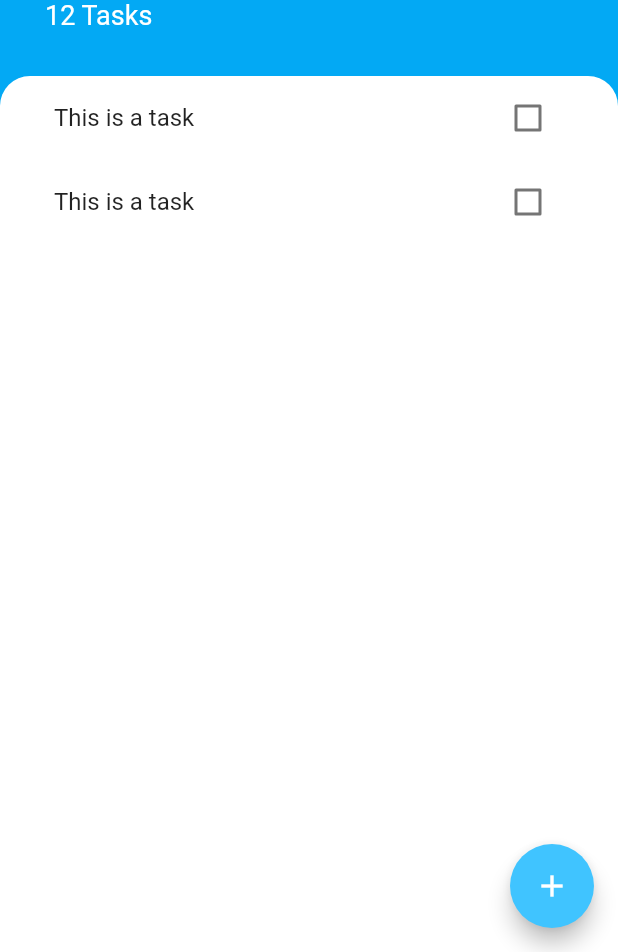
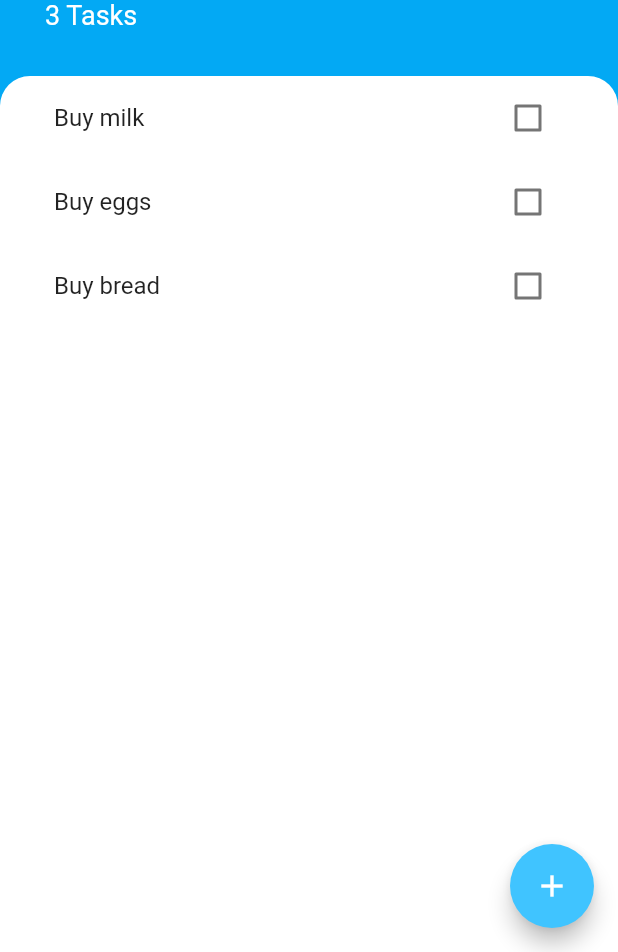
Before and after one commit to BasakK6/todoey_flutter, a Flutter app: the screen it shows after launch, on a phone screen of 412 x 824 dp, the part 284-1236 px from its top. Run offline on Flutter 3.47's test engine with Material 2 defaults, Android fonts, the phone set to English and light mode, and no system bars.

Commit message:
feature: made the task addition functionality work by lifting the state up and using a callback function

```diff
--- /dev/null
+++ b/lib/model/task.dart
@@ -0,0 +1,10 @@
+class Task{
+  final String name;
+  bool isDone;
+
+  Task({required this.name, this.isDone=false});
+
+  void toggleIsDone(){
+    isDone = !isDone;
+  }
+}
--- a/lib/screens/add_task_screen.dart
+++ b/lib/screens/add_task_screen.dart
@@ -1,7 +1,16 @@
 import 'package:flutter/material.dart';
 
-class AddTaskScreen extends StatelessWidget {
-  const AddTaskScreen({Key? key}) : super(key: key);
+class AddTaskScreen extends StatefulWidget {
+  const AddTaskScreen({Key? key, required this.addTaskCallback}) : super(key: key);
+
+  final Function addTaskCallback;
+
+  @override
+  State<AddTaskScreen> createState() => _AddTaskScreenState();
+}
+
+class _AddTaskScreenState extends State<AddTaskScreen> {
+  late String newTaskTitle;
 
   @override
   Widget build(BuildContext context) {
@@ -30,6 +39,9 @@ class AddTaskScreen extends StatelessWidget {
             TextFormField(
               autofocus: true,
               textAlign: TextAlign.center,
+              onChanged: (value){
+                newTaskTitle = value;
+              },
             ),
             const SizedBox(
               height: 10,
@@ -38,7 +50,9 @@ class AddTaskScreen extends StatelessWidget {
               style: ElevatedButton.styleFrom(
                 backgroundColor: Colors.lightBlueAccent,
               ),
-              onPressed: () {},
+              onPressed: () {
+                widget.addTaskCallback(newTaskTitle);
+              },
               child: const Text("Add"),
             )
           ],
--- a/lib/screens/task_screen.dart
+++ b/lib/screens/task_screen.dart
@@ -2,8 +2,21 @@ import 'package:flutter/material.dart';
 import 'package:todoey_flutter/screens/add_task_screen.dart';
 import 'package:todoey_flutter/widgets/tasks_list.dart';
 
-class TasksScreen extends StatelessWidget {
+import 'package:todoey_flutter/model/task.dart';
+
+class TasksScreen extends StatefulWidget {
   const TasksScreen({Key? key}) : super(key: key);
+
+  @override
+  State<TasksScreen> createState() => _TasksScreenState();
+}
+
+class _TasksScreenState extends State<TasksScreen> {
+  List<Task> tasks = [
+    Task(name: "Buy milk"),
+    Task(name: "Buy eggs"),
+    Task(name: "Buy bread"),
+  ];
 
   @override
   Widget build(BuildContext context) {
@@ -21,7 +34,15 @@ class TasksScreen extends StatelessWidget {
                 child: Container(
                   padding: EdgeInsets.only(
                       bottom: MediaQuery.of(context).viewInsets.bottom),
-                  child: const AddTaskScreen(),
+                  child: AddTaskScreen(
+                    addTaskCallback: (newTaskTitle) {
+                      setState(() {
+                        tasks.add(Task(name:newTaskTitle));
+                        //dismiss the bottom sheet
+                        Navigator.pop(context);
+                      });
+                    },
+                  ),
                 ),
               );
             },
@@ -36,8 +57,8 @@ class TasksScreen extends StatelessWidget {
                 const EdgeInsets.only(top: 60, left: 30, right: 30, bottom: 30),
             child: Column(
               crossAxisAlignment: CrossAxisAlignment.start,
-              children: const [
-                CircleAvatar(
+              children: [
+                const CircleAvatar(
                   backgroundColor: Colors.white,
                   radius: 30,
                   child: Icon(
@@ -46,10 +67,10 @@ class TasksScreen extends StatelessWidget {
                     color: Colors.lightBlue,
                   ),
                 ),
-                SizedBox(
+                const SizedBox(
                   height: 10,
                 ),
-                Text(
+                const Text(
                   "Todoey",
                   style: TextStyle(
                     color: Colors.white,
@@ -58,8 +79,8 @@ class TasksScreen extends StatelessWidget {
                   ),
                 ),
                 Text(
-                  "12 Tasks",
-                  style: TextStyle(
+                  "${tasks.length} Tasks",
+                  style: const TextStyle(
                     color: Colors.white,
                     fontSize: 18,
                   ),
@@ -76,7 +97,9 @@ class TasksScreen extends StatelessWidget {
                     topLeft: Radius.circular(20),
                     topRight: Radius.circular(20),
                   )),
-              child: const TasksList(),
+              child: TasksList(
+                tasks: tasks,
+              ),
             ),
           )
         ],
--- a/lib/widgets/task_tile.dart
+++ b/lib/widgets/task_tile.dart
@@ -1,56 +1,32 @@
 import 'package:flutter/material.dart';
 
-class TaskTile extends StatefulWidget {
+class TaskTile extends StatelessWidget {
   const TaskTile({
     super.key,
+    required this.isChecked,
+    required this.taskTitle, required this.checkboxCallback,
   });
 
-  @override
-  State<TaskTile> createState() => _TaskTileState();
-}
-
-class _TaskTileState extends State<TaskTile> {
-  bool isChecked = false;
+  final String taskTitle;
+  final bool isChecked;
+  final Function checkboxCallback;
 
   @override
   Widget build(BuildContext context) {
     return ListTile(
       title: Text(
-        "This is a task",
+        taskTitle,
         style: TextStyle(
           decoration: isChecked ? TextDecoration.lineThrough : null,
         ),
       ),
-      trailing: TaskCheckBox(
-        isChecked: isChecked,
-        toggleCheckboxState: (bool? checkboxState) {
-          setState(() {
-            isChecked = checkboxState ?? false;
-          });
+      trailing: Checkbox(
+        activeColor: Colors.lightBlueAccent,
+        value: isChecked,
+        onChanged: (bool? value) {
+          checkboxCallback.call(value);
         },
       ),
     );
   }
 }
-
-class TaskCheckBox extends StatelessWidget {
-  const TaskCheckBox({
-    super.key,
-    required this.isChecked,
-    required this.toggleCheckboxState,
-  });
-
-  final bool isChecked;
-  final Function toggleCheckboxState;
-
-  @override
-  Widget build(BuildContext context) {
-    return Checkbox(
-      activeColor: Colors.lightBlueAccent,
-      value: isChecked,
-      onChanged: (bool? value) {
-        toggleCheckboxState.call(value);
-      },
-    );
-  }
-}
--- a/lib/widgets/tasks_list.dart
+++ b/lib/widgets/tasks_list.dart
@@ -1,18 +1,35 @@
 import 'package:flutter/material.dart';
+import 'package:todoey_flutter/model/task.dart';
 import 'package:todoey_flutter/widgets/task_tile.dart';
 
-class TasksList extends StatelessWidget {
+class TasksList extends StatefulWidget {
   const TasksList({
-    super.key,
+    super.key, required this.tasks,
   });
+
+  final List<Task> tasks;
+
+  @override
+  State<TasksList> createState() => _TasksListState();
+}
+
+class _TasksListState extends State<TasksList> {
 
   @override
   Widget build(BuildContext context) {
-    return ListView(
-      children: const [
-        TaskTile(),
-        TaskTile(),
-      ],
+    return ListView.builder(
+      itemBuilder: (BuildContext context, int index) {
+        return TaskTile(
+          taskTitle: widget.tasks[index].name,
+          isChecked: widget.tasks[index].isDone,
+          checkboxCallback: (bool checkboxState){
+            setState(() {
+              widget.tasks[index].toggleIsDone();
+            });
+          },
+        );
+      },
+      itemCount: widget.tasks.length,
     );
   }
 }
```
